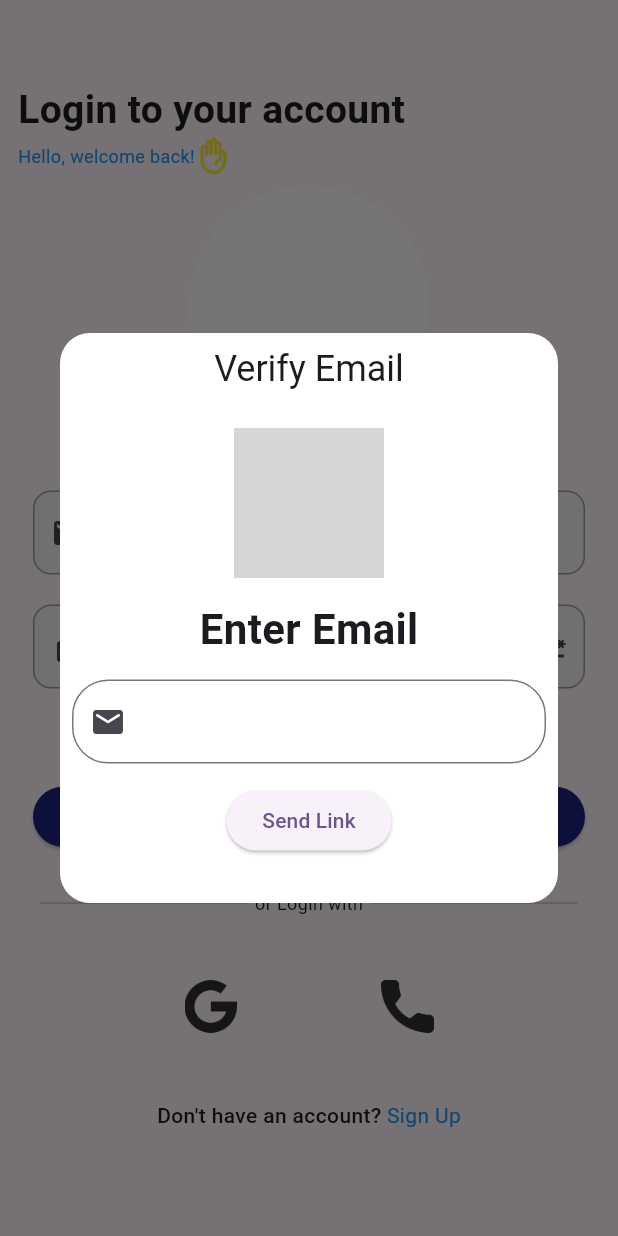
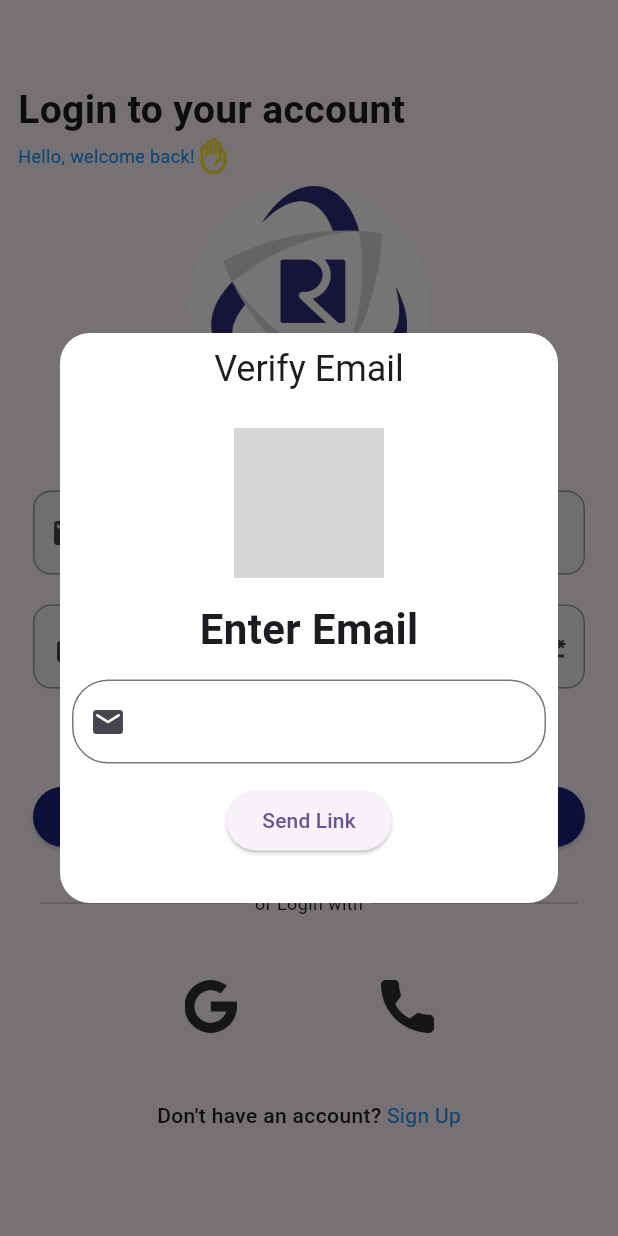
Before and after one commit to Shiva-04z/IRCTC, a Flutter app: the screen it shows after launch, after a tap on "Forgot Password?", on a phone screen of 412 x 824 dp. Run offline on Flutter 3.47's test engine with Material 3 defaults, Android fonts, the phone set to English and light mode, and no system bars; our stand-ins replace firebase_auth, firebase_core, get, google_sign_in, shared_preferences; accounts and stored records are empty; grey boxes are pictures that could not be loaded.

Commit message:
Seventh Commit

```diff
--- a/lib/features/login_page/login_page_view.dart
+++ b/lib/features/login_page/login_page_view.dart
@@ -35,7 +35,7 @@ class LoginPageView extends GetView<LoginPageController> {
                   radius: 80,
                   backgroundColor: Colors.white,
                   child: Image(
-                    image: AssetImage('assets/logo3.png'),
+                    image: AssetImage('assets/images/logo3.png'),
                     height: 200,
                     width: 200,
                   ),
```
Also changed, not shown: assets/images/logo3.png (added).
